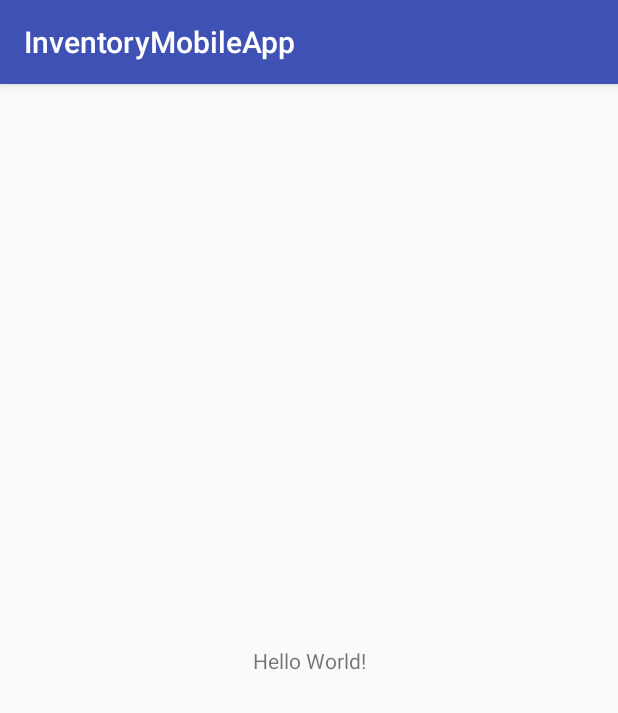
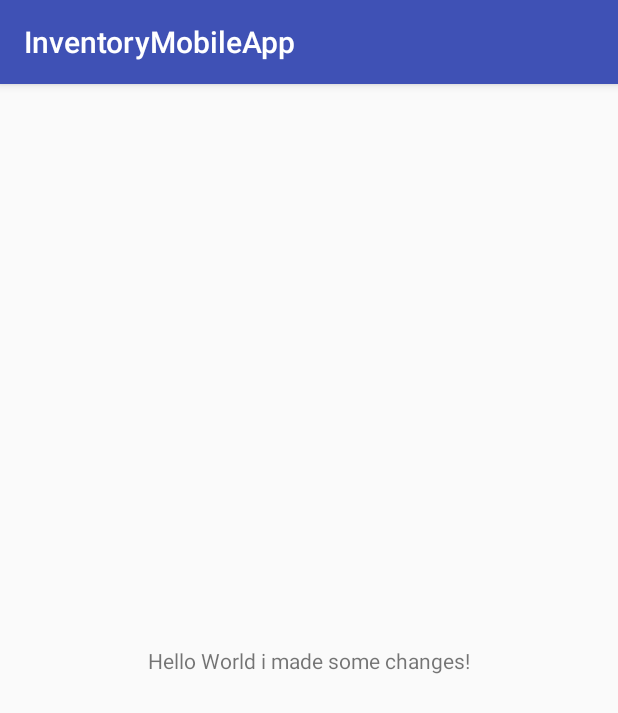
Before and after one commit to nabiforks/InventoryMobileApp-1, an Android app: the screen it shows after launch (MainActivity), on a phone screen of 412 x 824 dp. Shown: the top 713 px of the screen. Run offline under Robolectric (Android 15) with nearby library versions, the phone set to English and light mode, and no system bars.

Commit message:
i made some changes.

```diff
--- a/app/src/main/java/team8/inventorymobileapp/com/inventorymobileapp/MainActivity.java
+++ b/app/src/main/java/team8/inventorymobileapp/com/inventorymobileapp/MainActivity.java
@@ -9,5 +9,6 @@ public class MainActivity extends AppCompatActivity {
     protected void onCreate(Bundle savedInstanceState) {
         super.onCreate(savedInstanceState);
         setContentView(R.layout.activity_main);
+
     }
 }
--- a/app/src/main/res/layout/activity_main.xml
+++ b/app/src/main/res/layout/activity_main.xml
@@ -9,7 +9,7 @@
     <TextView
         android:layout_width="wrap_content"
         android:layout_height="wrap_content"
-        android:text="Hello World!"
+        android:text="Hello World i made some changes!"
         app:layout_constraintBottom_toBottomOf="parent"
         app:layout_constraintLeft_toLeftOf="parent"
         app:layout_constraintRight_toRightOf="parent"
```
